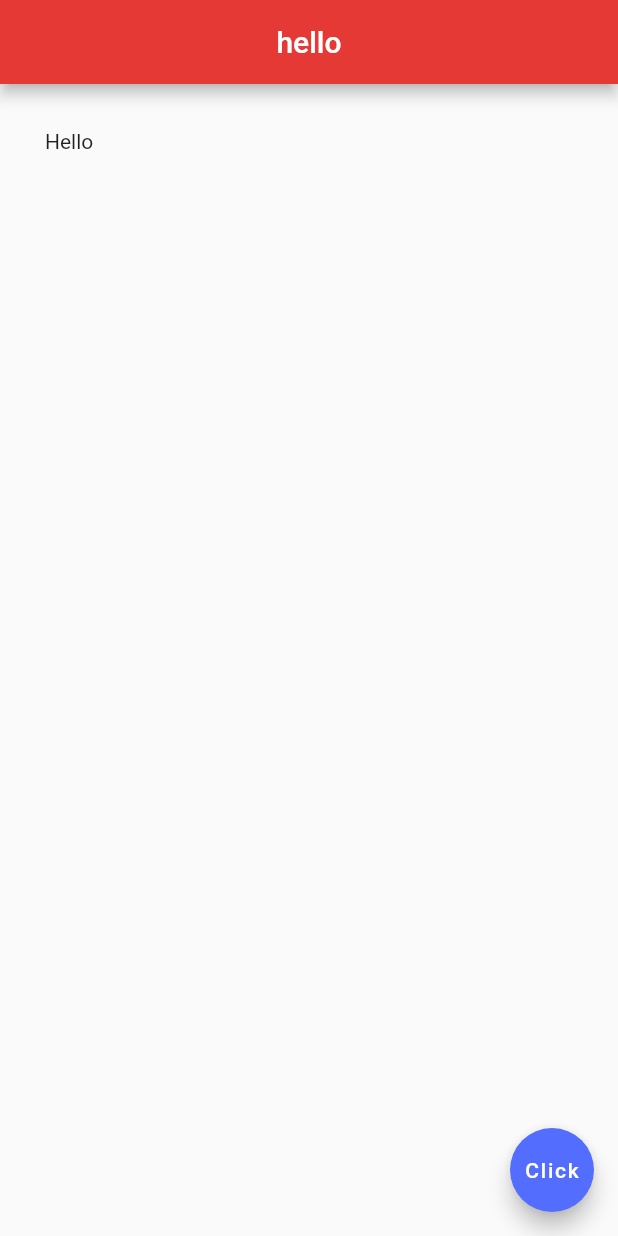
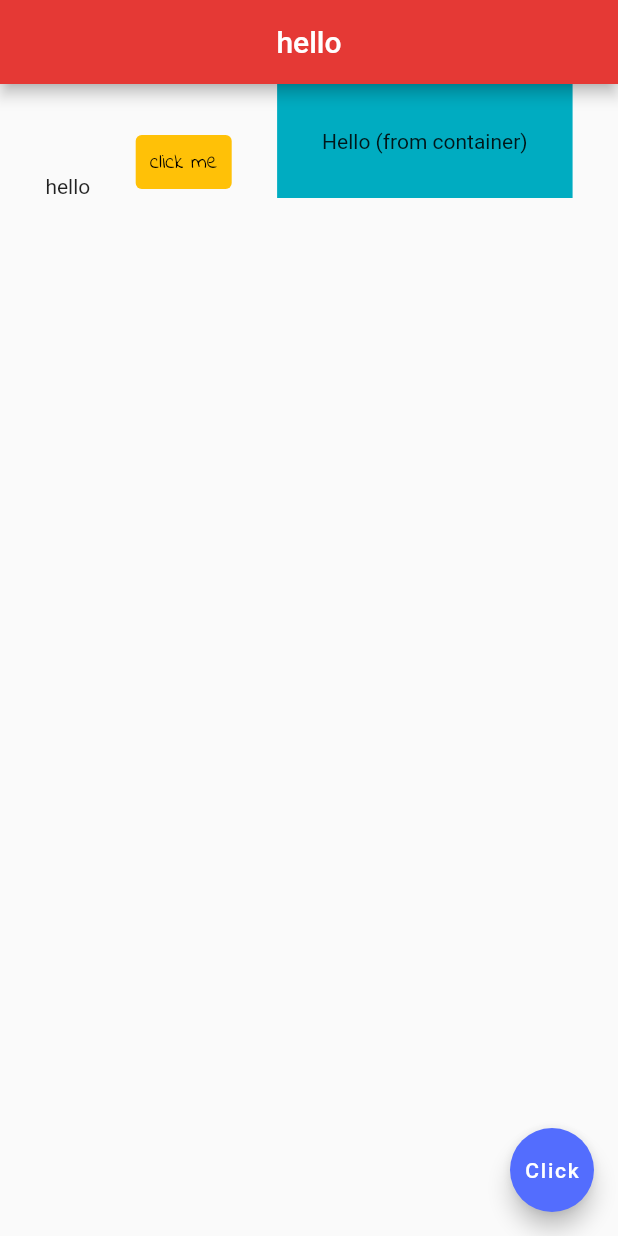
Before and after one commit to Lakshman2806/MobileID, a Flutter app: the screen it shows after launch, on a phone screen of 412 x 824 dp. Run offline on Flutter 3.47's test engine with Material 2 defaults, Android fonts, the phone set to English and light mode, and no system bars.

Commit message:
rows and basically everything in code

```diff
--- a/lib/main.dart
+++ b/lib/main.dart
@@ -20,9 +20,28 @@ class Home extends StatelessWidget {
         centerTitle: true,
         backgroundColor: Colors.red[600],
       ),
-      body: Padding(
-        child: Text('Hello'),
-        padding: EdgeInsets.all(30),
+      body: Row(
+        mainAxisAlignment: MainAxisAlignment.spaceEvenly,
+        crossAxisAlignment: CrossAxisAlignment.end,
+        children: [
+          Text("hello"),
+          TextButton(
+            onPressed: (){},
+            child: Text("click me",
+            style: TextStyle(
+              color: Colors.black,
+              fontFamily: 'DancingScript'
+            ),),
+            style: TextButton.styleFrom(
+              backgroundColor: Colors.amber
+            ),
+          ),
+          Container(
+            color: Colors.cyan[600],
+            padding: EdgeInsets.all(30.0),
+            child: Text("Hello (from container)"),
+          )
+        ],
       ),
       floatingActionButton: FloatingActionButton(onPressed: null,
         child: Text("Click"),
```
